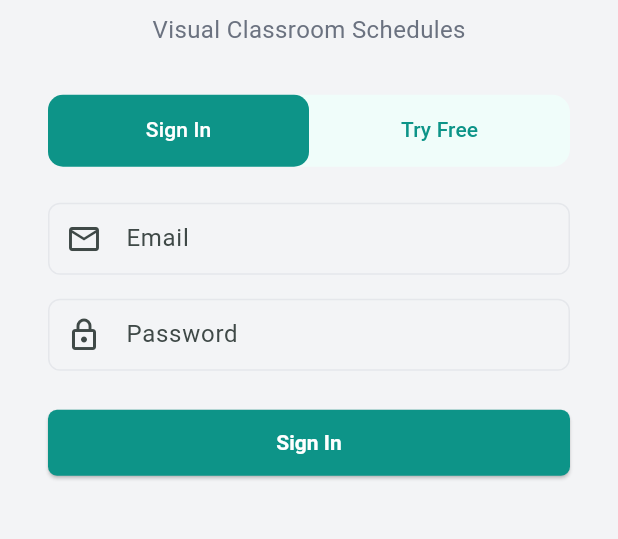
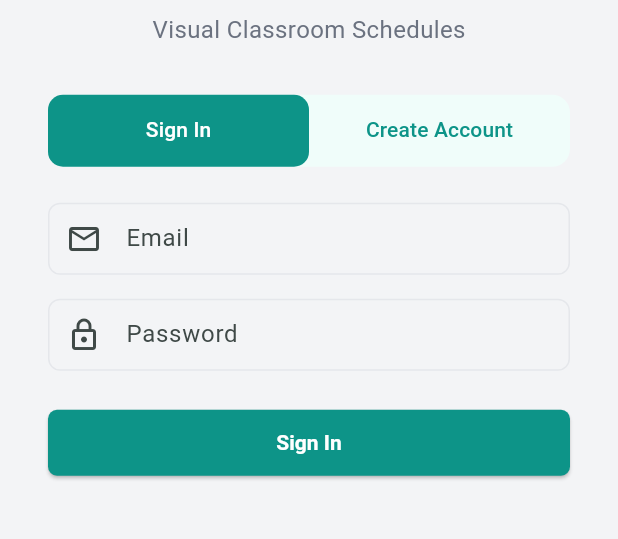
Before and after one commit to TJRiley-1/RoutineReady-Mobile, a Flutter app: the screen it shows after launch, on a phone screen of 412 x 824 dp, the part 494-1033 px from its top. Run offline on Flutter 3.47's test engine with Material 3 defaults, Android fonts, the phone set to English and light mode, and no system bars; our stand-ins replace flutter_riverpod, flutter_secure_storage, image_picker, lucide_icons, supabase_flutter; accounts and stored records are empty; project files that could hold a hidden picture were left out.

Commit message:
Update free tier messaging to require account creation
Replace "no account needed" / "Try free" language with "Create account"
across landing page and Flutter login screen. Free tier functionality
unchanged — users now create a free account to try the app, enabling
future promotional contact.

- Landing: "Start free" nav button, "Create free account" pricing CTA
- Landing: all /app?mode=trial links → /app?mode=signup
- Login: "Create Account" tab, auto-opens on ?mode=signup from web

Co-Authored-By: Claude Opus 4.6 <noreply@anthropic.com>

```diff
--- a/lib/screens/auth/login_screen.dart
+++ b/lib/screens/auth/login_screen.dart
@@ -1,3 +1,4 @@
+import 'package:flutter/foundation.dart' show kIsWeb;
 import 'package:flutter/material.dart';
 import 'package:flutter_riverpod/flutter_riverpod.dart';
 import '../../config/theme_constants.dart';
@@ -21,7 +22,14 @@ class _LoginScreenState extends ConsumerState<LoginScreen>
   @override
   void initState() {
     super.initState();
-    _tabController = TabController(length: 2, vsync: this);
+    // Check if arriving from landing page with ?mode=signup
+    final startOnSignup = kIsWeb &&
+        Uri.base.queryParameters['mode'] == 'signup';
+    _tabController = TabController(
+      length: 2,
+      vsync: this,
+      initialIndex: startOnSignup ? 1 : 0,
+    );
     _tabController.addListener(() {
       if (!_tabController.indexIsChanging) {
         setState(() => _error = null);
@@ -159,7 +167,7 @@ class _LoginScreenState extends ConsumerState<LoginScreen>
                     dividerColor: Colors.transparent,
                     tabs: const [
                       Tab(text: 'Sign In'),
-                      Tab(text: 'Try Free'),
+                      Tab(text: 'Create Account'),
                     ],
                   ),
                 ),
@@ -248,7 +256,7 @@ class _LoginScreenState extends ConsumerState<LoginScreen>
                     return Padding(
                       padding: const EdgeInsets.only(top: 16),
                       child: Text(
-                        'Free plan: 5 tasks, all display modes, no saving.\nUpgrade anytime for full features.',
+                        'Free plan includes 5 tasks, all display modes and preset themes.\nUpgrade anytime for saved schedules, templates and more.',
                         textAlign: TextAlign.center,
                         style: TextStyle(
                           fontSize: 13,
```
Also changed, not shown: 1 other file.
